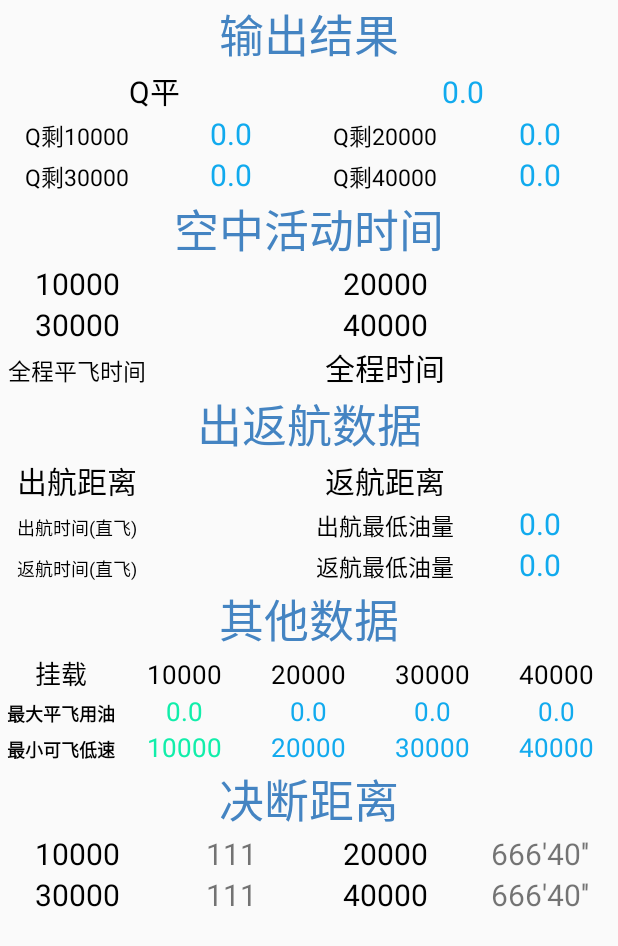
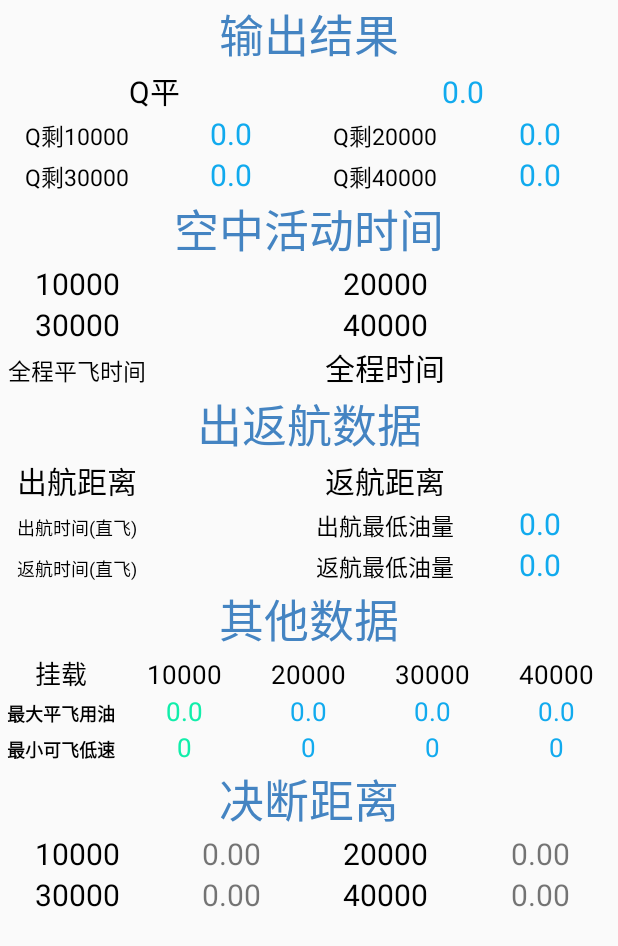
Before and after one commit to FateBlack/AirForce, an Android app: the ResultActivity screen opened directly, with no data from a screen before it, on a phone screen of 412 x 824 dp. Shown: the top 946 px of the screen. Run offline under Robolectric (Android 15) with nearby library versions, the phone set to English and light mode, and no system bars.

Commit message:
功能完成 V1.02

```diff
--- a/app/src/main/java/com/example/airforce/ResultActivity.java
+++ b/app/src/main/java/com/example/airforce/ResultActivity.java
@@ -8,18 +8,21 @@ import android.widget.TextView;
 import com.example.airforce.Domain.Parm;
 import com.example.airforce.utils.ParmUtil;
 
+import java.text.DecimalFormat;
+
 public class ResultActivity extends AppCompatActivity {
 
-    TextView q_pingT;
-    TextView q_sheng_1T;
-    TextView q_sheng_2T;
-    TextView q_sheng_3T;
-    TextView q_sheng_4T;
+
 
     TextView air_hd_1T;
     TextView air_hd_2T;
     TextView air_hd_3T;
     TextView air_hd_4T;
+
+    TextView FD_Min_Speed1;
+    TextView FD_Min_Speed2;
+    TextView FD_Min_Speed3;
+    TextView FD_Min_Speed4;
 
     TextView fly_time;
     TextView fly_all_time;
@@ -30,13 +33,26 @@ public class ResultActivity extends AppCompatActivity {
     TextView chuhang_length;
     TextView fanhang_length;
 
+    TextView q_pingT;
+    TextView q_sheng_1T;
+    TextView q_sheng_2T;
+    TextView q_sheng_3T;
+    TextView q_sheng_4T;
+
     TextView cuhang_oil;
     TextView fanhang_oil;
+
+
+    TextView kill1;
+    TextView kill2;
+    TextView kill3;
+    TextView kill4;
 
     TextView PFMax_oil1;
     TextView PFMax_oil2;
     TextView PFMax_oil3;
     TextView PFMax_oil4;
+
 
 
     @Override
@@ -77,6 +93,19 @@ public class ResultActivity extends AppCompatActivity {
         PFMax_oil3.setText(String.valueOf(ParmUtil.PF_Max_Oil[2]));
         PFMax_oil4.setText(String.valueOf(ParmUtil.PF_Max_Oil[3]));
 
+        FD_Min_Speed1.setText(String.valueOf(ParmUtil.FD_Min_speed[0]));
+        FD_Min_Speed2.setText(String.valueOf(ParmUtil.FD_Min_speed[1]));
+        FD_Min_Speed3.setText(String.valueOf(ParmUtil.FD_Min_speed[2]));
+        FD_Min_Speed4.setText(String.valueOf(ParmUtil.FD_Min_speed[3]));
+
+
+        DecimalFormat df = new DecimalFormat("0.00");
+
+        kill1.setText(String.valueOf(df.format(ParmUtil.kill[0])));
+        kill2.setText(String.valueOf(df.format(ParmUtil.kill[1])));
+        kill3.setText(String.valueOf(df.format(ParmUtil.kill[2])));
+        kill4.setText(String.valueOf(df.format(ParmUtil.kill[3])));
+
     }
 
     private void initView() {
@@ -108,5 +137,14 @@ public class ResultActivity extends AppCompatActivity {
         PFMax_oil3 = findViewById(R.id.pingfei30000_max_oli);
         PFMax_oil4 = findViewById(R.id.pingfei40000_max_oli);
 
+        FD_Min_Speed1 = findViewById(R.id.disu10000_min);
+        FD_Min_Speed2 = findViewById(R.id.disu20000_min);
+        FD_Min_Speed3 = findViewById(R.id.disu30000_min);
+        FD_Min_Speed4 = findViewById(R.id.disu40000_min);
+
+        kill1 = findViewById(R.id.jueduan10000_length);
+        kill2 = findViewById(R.id.jueduan20000_length);
+        kill3 = findViewById(R.id.jueduan30000_length);
+        kill4 = findViewById(R.id.jueduan40000_length);
     }
 }
```
Also changed, not shown: app/src/main/java/com/example/airforce/utils/ParmUtil.java (+28 -3 lines).
